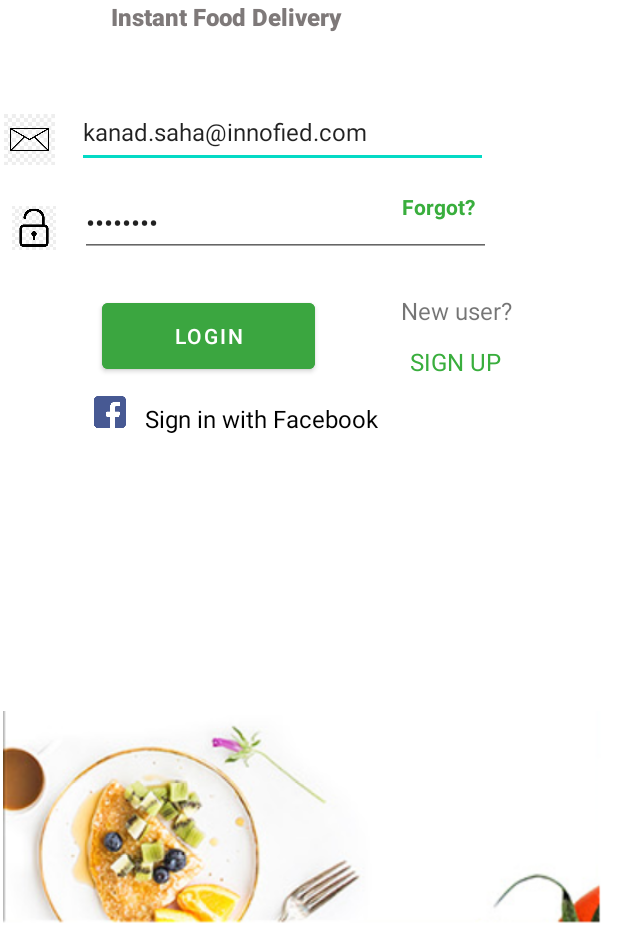
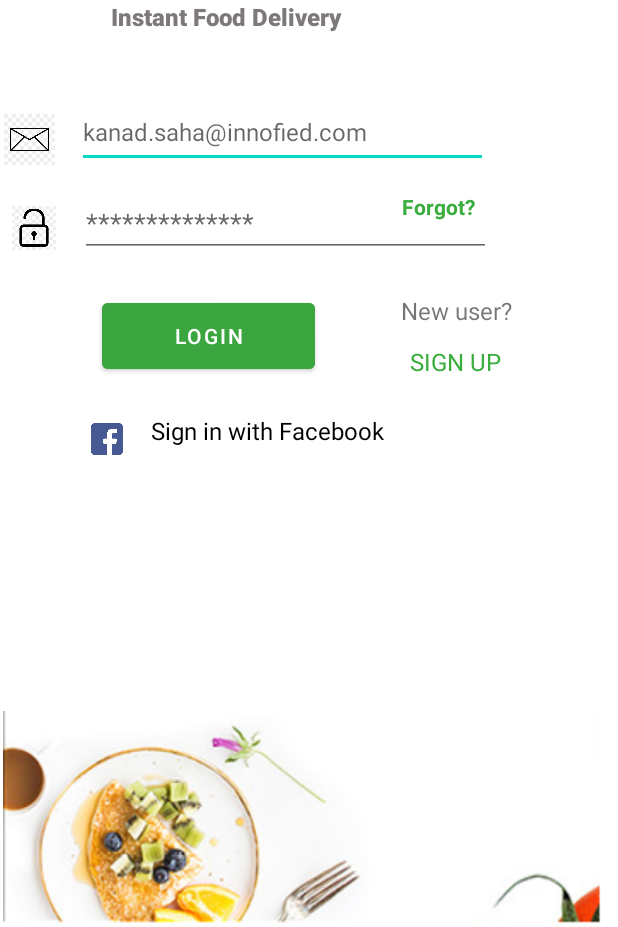
Before and after one commit to gpuig22/GoodFood, an Android app: the screen it shows after launch (AuthActivity before the commit, SecondActivity after it), on a phone screen of 412 x 824 dp, the part 309-1236 px from its top. Run offline under Robolectric (Android 15) with nearby library versions, the phone set to English and light mode, and no system bars; our stand-ins replace Firebase (no records; nobody signed in at launch, a user with empty details on screens opened directly); Roboto replaces fonts that are not available here.

Commit message:
Firebase authentication working with login, signup and logout. SplashScreen working

```diff
--- a/app/src/main/AndroidManifest.xml
+++ b/app/src/main/AndroidManifest.xml
@@ -15,6 +15,7 @@
         android:label="@string/app_name"
         android:roundIcon="@mipmap/ic_launcher_round"
         android:supportsRtl="true"
+        android:theme="@style/Theme.GoodFood"
         >
         <activity
             android:name=".Login"
@@ -22,12 +23,13 @@
         <activity
             android:name=".AuthActivity"
             android:exported="true"
-            android:theme="@style/Theme.GoodFood">
+            android:theme="@style/SplashTheme">
             <intent-filter>
                 <action android:name="android.intent.action.MAIN" />
                 <category android:name="android.intent.category.LAUNCHER" />
             </intent-filter>
         </activity>
+        <activity android:name=".SecondActivity"/>
 
         <meta-data
             android:name="preloaded_fonts"
--- a/app/src/main/java/com/multimediatgna/goodfood/AuthActivity.java
+++ b/app/src/main/java/com/multimediatgna/goodfood/AuthActivity.java
@@ -14,6 +14,7 @@ import android.util.Log;
 import android.view.View;
 import android.widget.Button;
 import android.widget.EditText;
+import android.widget.TextView;
 import android.widget.Toast;
 
 import com.google.android.gms.tasks.OnCompleteListener;
@@ -22,106 +23,25 @@ import com.google.firebase.auth.AuthResult;
 import com.google.firebase.auth.FirebaseAuth;
 import com.google.firebase.auth.FirebaseUser;
 
-public class AuthActivity extends AppCompatActivity implements View.OnClickListener{
-
-
-    Button myloginbutton;
-    EditText myname;
-    EditText mypassword;
-    private FirebaseAuth mAuth;
-    Intent myIntent;
-
-    @Override
-    public void onStart() {
-        super.onStart();
-        // Check if user is signed in (non-null) and update UI accordingly.
-        FirebaseUser currentUser = mAuth.getCurrentUser();
-        if(currentUser != null){
-            startActivity(getIntent());
-        }
-    }
+public class AuthActivity extends AppCompatActivity {
 
     @Override
     protected void onCreate(Bundle savedInstanceState) {
+        super.onCreate(savedInstanceState);
         try {
-            Thread.sleep(500);
+            Thread.sleep(1500);
         } catch (InterruptedException e) {
             e.printStackTrace();
         }
-        this.setTheme(R.style.Theme_GoodFood);
-        super.onCreate(savedInstanceState);
-        setContentView(R.layout.activity_auth);
-
         if (getSupportActionBar() != null) {
             getSupportActionBar().hide();
         }
-        myloginbutton = (Button) findViewById(R.id.myloginbutton);
-        myloginbutton.setOnClickListener(this);
-        myname = findViewById(R.id.myname);
-        mypassword = findViewById(R.id.mypassword);
+        startActivity(new Intent(AuthActivity.this,SecondActivity.class));
+        finish();
 
     }
 
-    @Override
-    public void onClick(View view) {
-
-        switch (view.getId()){
-            case R.id.myloginbutton:
 
 
-                if (myname.getText().toString() != null && !myname.getText().toString().isEmpty() && mypassword.getText().toString() != null && !mypassword.getText().toString().isEmpty()) {
-                    myIntent = new Intent(this, Login.class);
-                    mAuth.signInWithEmailAndPassword(myname.getText().toString(), mypassword.getText().toString())
-                            .addOnCompleteListener(this, new OnCompleteListener<AuthResult>() {
-                                @Override
-                                public void onComplete(@NonNull Task<AuthResult> task) {
-                                    if (task.isSuccessful()) {
-                                        // Sign in success, update UI with the signed-in user's information
-                                        myIntent.putExtra("myname", myname.getText().toString()); //Optional parameters
-                                        myIntent.putExtra("mypassword", mypassword.getText().toString()); //Optional parameters
-                                        startActivity(myIntent);
 
-                                    } else {
-                                        Toast.makeText(AuthActivity.this, "Authentication failed.",Toast.LENGTH_SHORT).show();
-                                    }
-                                }
-                            });
-
-                }
-
-
-                break;
-
-            case R.id.mysignuptextview:
-                mAuth = FirebaseAuth.getInstance();
-                myIntent = new Intent(this, Login.class);
-                if (myname.getText().toString() != null && !myname.getText().toString().isEmpty() && mypassword.getText().toString() != null && !mypassword.getText().toString().isEmpty()) {
-                    FirebaseAuth.getInstance().createUserWithEmailAndPassword(myname.getText().toString(),mypassword.getText().toString()).addOnCompleteListener(this, new OnCompleteListener<AuthResult>() {
-                        @Override
-                        public void onComplete(@NonNull Task<AuthResult> task) {
-                            if (task.isSuccessful()) {
-                                // Sign in success, update UI with the signed-in user's information
-                                FirebaseUser user = mAuth.getCurrentUser();
-                                myIntent.putExtra("myname", myname.getText().toString()); //Optional parameters
-                                myIntent.putExtra("mypassword", mypassword.getText().toString()); //Optional parameters
-                                startActivity(myIntent);
-                            } else {
-                                Toast.makeText(AuthActivity.this, "Authentication failed.",Toast.LENGTH_SHORT).show();
-
-                            }
-                        }
-
-                    });
-                }
-
-
-                break;
-
-
-        }
-        Intent myIntent = new Intent(this, Login.class);
-        myIntent.putExtra("myname", myname.getText().toString()); //Optional parameters
-        myIntent.putExtra("mypassword", mypassword.getText().toString()); //Optional parameters
-        startActivity(myIntent);
-    }
 }
--- /dev/null
+++ b/app/src/main/java/com/multimediatgna/goodfood/SecondActivity.java
@@ -0,0 +1,120 @@
+package com.multimediatgna.goodfood;
+
+import android.app.Activity;
+import android.content.Intent;
+import android.os.Bundle;
+import android.util.Log;
+import android.view.View;
+import android.widget.Button;
+import android.widget.EditText;
+import android.widget.TextView;
+import android.widget.Toast;
+
+import androidx.annotation.NonNull;
+import androidx.appcompat.app.AppCompatActivity;
+
+import com.google.android.gms.tasks.OnCompleteListener;
+import com.google.android.gms.tasks.Task;
+import com.google.android.material.floatingactionbutton.FloatingActionButton;
+import com.google.firebase.auth.AuthResult;
+import com.google.firebase.auth.FirebaseAuth;
+import com.google.firebase.auth.FirebaseUser;
+
+
+public class SecondActivity extends AppCompatActivity implements View.OnClickListener {
+
+    Button myloginbutton;
+    EditText myname;
+    EditText mypassword;
+    private FirebaseAuth mAuth;
+    Intent myIntent;
+    TextView mysignuptextview;
+
+    FirebaseUser currentUser;
+
+    @Override
+    public void onStart() {
+        super.onStart();
+
+    }
+
+    @Override
+    protected void onCreate(Bundle savedInstanceState) {
+        super.onCreate(savedInstanceState);
+        if (getSupportActionBar() != null) {
+            getSupportActionBar().hide();
+        }
+        setContentView(R.layout.activity_auth);
+        myloginbutton = (Button) findViewById(R.id.myloginbutton);
+        myloginbutton.setOnClickListener(this);
+        myname = findViewById(R.id.myname);
+        mypassword = findViewById(R.id.mypassword);
+        mysignuptextview = findViewById(R.id.mysignuptextview);
+        mysignuptextview.setOnClickListener(this);
+
+        mAuth = FirebaseAuth.getInstance();
+        currentUser = mAuth.getCurrentUser();
+
+    }
+
+    @Override
+    public void onClick(View view) {
+        switch (view.getId()) {
+
+            case R.id.myloginbutton:
+                Log.d("GoodFood", "onClick myloginbutton executed");
+                if (myname.getText().toString() != null && !myname.getText().toString().isEmpty() && mypassword.getText().toString() != null && !mypassword.getText().toString().isEmpty()) {
+                    myIntent = new Intent(this, Login.class);
+                    mAuth.signInWithEmailAndPassword(myname.getText().toString(), mypassword.getText().toString())
+                            .addOnCompleteListener(this, new OnCompleteListener<AuthResult>() {
+                                @Override
+                                public void onComplete(@NonNull Task<AuthResult> task) {
+                                    if (task.isSuccessful()) {
+                                        // Sign in success, update UI with the signed-in user's information
+                                        myIntent.putExtra("myname", myname.getText().toString()); //Optional parameters
+                                        myIntent.putExtra("mypassword", mypassword.getText().toString()); //Optional parameters
+                                        startActivity(myIntent);
+
+                                    } else {
+                                        Toast.makeText(SecondActivity.this, "Authentication failed.", Toast.LENGTH_SHORT).show();
+                                    }
+                                }
+                            });
+
+                } else {
+                    Toast.makeText(SecondActivity.this, "Enter your user and password", Toast.LENGTH_SHORT).show();
+                }
+                break;
+
+            case R.id.mysignuptextview:
+                Log.d("GoodFood", "onClick mysignuptextview executed");
+                mAuth = FirebaseAuth.getInstance();
+                myIntent = new Intent(this, Login.class);
+                if (myname.getText().toString() != null && !myname.getText().toString().isEmpty() && mypassword.getText().toString() != null && !mypassword.getText().toString().isEmpty()) {
+                    FirebaseAuth.getInstance().createUserWithEmailAndPassword(myname.getText().toString(), mypassword.getText().toString()).addOnCompleteListener(this, new OnCompleteListener<AuthResult>() {
+                        @Override
+                        public void onComplete(@NonNull Task<AuthResult> task) {
+                            if (task.isSuccessful()) {
+                                // Sign in success, update UI with the signed-in user's information
+                                FirebaseUser user = mAuth.getCurrentUser();
+                                myIntent.putExtra("myname", myname.getText().toString()); //Optional parameters
+                                myIntent.putExtra("mypassword", mypassword.getText().toString()); //Optional parameters
+                                startActivity(myIntent);
+                            } else {
+                                Toast.makeText(SecondActivity.this, "Authentication failed.", Toast.LENGTH_SHORT).show();
+
+                            }
+                        }
+
+                    });
+                }
+                break;
+
+
+
+
+
+        }
+
+    }
+}
--- a/app/src/main/res/drawable/splashscreen.xml
+++ b/app/src/main/res/drawable/splashscreen.xml
@@ -1,10 +1,11 @@
 <?xml version="1.0" encoding="utf-8"?>
-
 <layer-list xmlns:android="http://schemas.android.com/apk/res/android">
     <item android:drawable="@color/cardview_light_background" />
     <item
             android:drawable="@drawable/logofirebase"
             android:gravity="center"
-    />
+            android:tileMode="disabled" />
+
+
 
 </layer-list>
--- a/app/src/main/res/layout/activity_auth.xml
+++ b/app/src/main/res/layout/activity_auth.xml
@@ -62,8 +62,8 @@
         android:layout_marginTop="32dp"
         android:ems="10"
         android:fontFamily="@font/montserrat_alternates_bold"
+        android:hint="kanad.saha@innofied.com"
         android:inputType="textPersonName"
-        android:text="kanad.saha@innofied.com"
         android:textSize="16sp"
         app:layout_constraintEnd_toEndOf="parent"
         app:layout_constraintHorizontal_bias="0.123"
@@ -86,9 +86,9 @@
         android:layout_marginStart="4dp"
         android:layout_marginTop="200dp"
         android:ems="10"
+        android:hint="**************"
         android:inputType="textPassword"
         android:minHeight="48dp"
-        android:text="********"
         app:layout_constraintEnd_toEndOf="parent"
         app:layout_constraintHorizontal_bias="0.125"
         app:layout_constraintStart_toEndOf="@+id/imageView9"
@@ -159,8 +159,8 @@
         android:id="@+id/textView6"
         android:layout_width="wrap_content"
         android:layout_height="wrap_content"
-        android:layout_marginTop="16dp"
-        android:layout_marginEnd="160dp"
+        android:layout_marginTop="24dp"
+        android:layout_marginEnd="156dp"
         android:fontFamily="@font/montserrat_alternates_bold"
         android:text="Sign in with Facebook"
         android:textColor="#000000"
@@ -172,11 +172,11 @@
         android:id="@+id/imageView10"
         android:layout_width="33dp"
         android:layout_height="37dp"
-        android:layout_marginTop="4dp"
+        android:layout_marginTop="104dp"
         app:layout_constraintEnd_toStartOf="@+id/textView6"
-        app:layout_constraintHorizontal_bias="0.894"
+        app:layout_constraintHorizontal_bias="0.809"
         app:layout_constraintStart_toStartOf="parent"
-        app:layout_constraintTop_toBottomOf="@+id/myloginbutton"
+        app:layout_constraintTop_toBottomOf="@+id/imageView9"
         app:srcCompat="@drawable/facebook" />
 
 </androidx.constraintlayout.widget.ConstraintLayout>
--- a/app/src/main/res/values/themes.xml
+++ b/app/src/main/res/values/themes.xml
@@ -12,8 +12,10 @@
         <item name="android:statusBarColor" tools:targetApi="l">?attr/colorPrimaryVariant</item>
         <!-- Customize your theme here. -->
     </style>
-    <style name="SplashTheme" parent="Theme.GoodFood">
-        <item name="android:background">@drawable/splashscreen</item>
+    <style name="SplashTheme" parent="Theme.AppCompat.Light.NoActionBar">
+        <item name="android:windowBackground">@drawable/splashscreen</item>
+        <item name="android:windowNoTitle">true</item>
+        <item name="android:windowFullscreen">true</item>
 
     </style>
 </resources>
```
Also changed, not shown: app/src/main/java/com/multimediatgna/goodfood/ui/main/LoginFragment.java (+12 -0 lines), app/src/main/res/layout/main_fragment.xml (+22 -20 lines).
